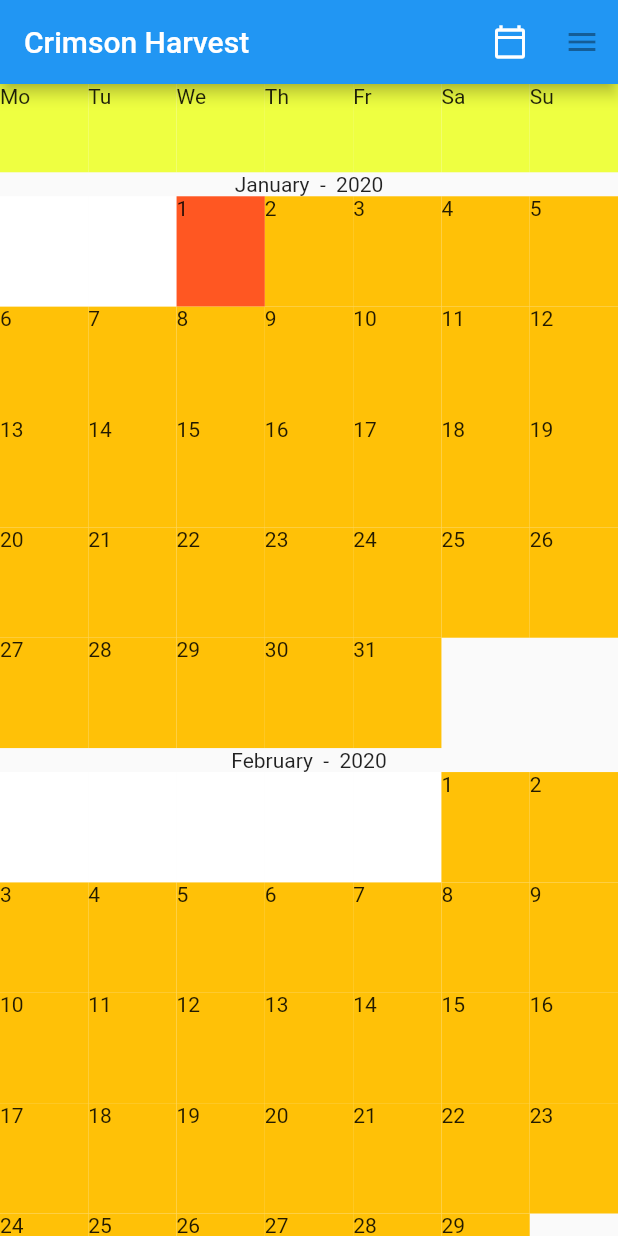
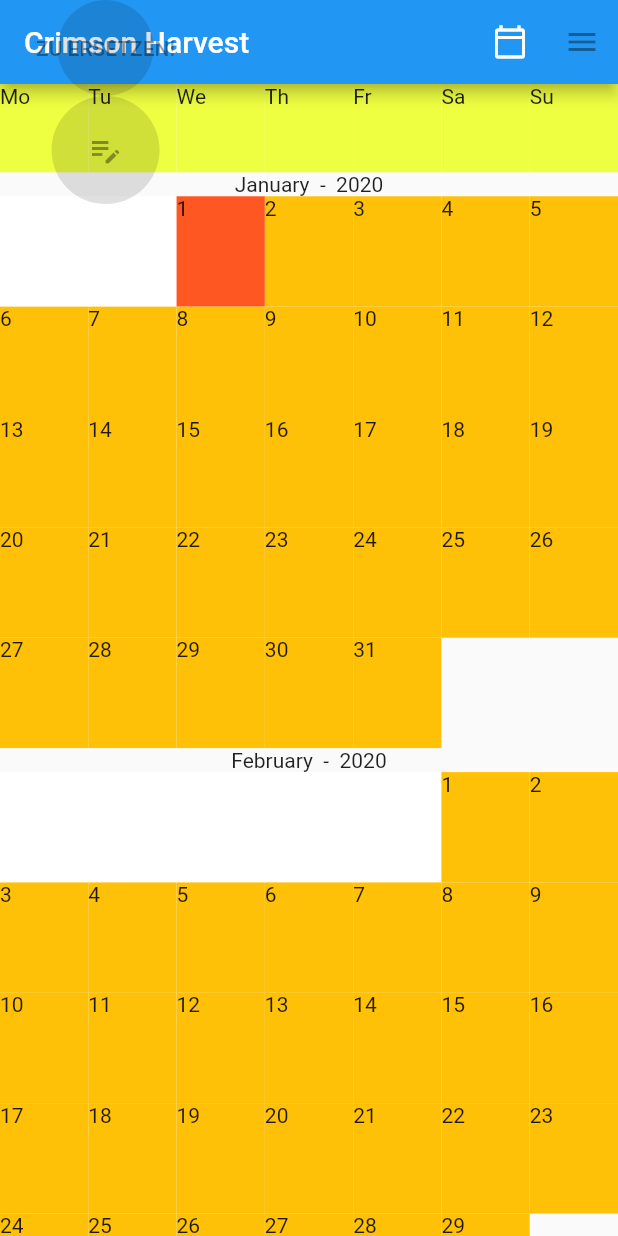
Before and after one commit to RobinRother/Crimson-Harvest, a Flutter app: the screen it shows after launch, after a tap on an icon or button, on a phone screen of 412 x 824 dp. Run offline on Flutter 3.47's test engine with Material 2 defaults, Android fonts, the phone set to English and light mode, and no system bars; drawn by our look-alikes of scrollable_positioned_list; our stand-ins replace hive, hive_flutter; accounts and stored records are empty; generated files the repository leaves out were written again.

Commit message:
add overlay buttons and removal

```diff
--- a/lib/calendar_view_route/day_grid.dart
+++ b/lib/calendar_view_route/day_grid.dart
@@ -2,12 +2,14 @@
 import 'package:provider/provider.dart';
 import '../providers/selected_day_provider.dart';
 import '../non_widget/day.dart';
+import 'package:crimson_harvest/calendar_view_route/day_interaction_overlay.dart';
 
 class DayGrid extends StatelessWidget{
   DayGrid({required Day this.activeDayObject, required this.isGapDay});
   final Day activeDayObject;
   final bool isGapDay;
   static const String routeDetailView = "/detail_view";
+  late OverlayEntry overlayEntry;
 
   bool isCurrentDay(){    // function or variable
     DateTime currentDay = DateTime.now();
@@ -36,6 +38,26 @@
     }
   }
 
+  void _showOverlay(BuildContext context){
+    OverlayState? overlayState = Overlay.of(context);
+    overlayEntry = OverlayEntry(
+      builder: (context) {
+        return Stack(
+          children: [
+            GestureDetector(
+              onTap: () {
+                overlayEntry.remove();
+              },
+              onVerticalDragDown: (context) => overlayEntry.remove(),
+            ),
+            DayInteractionOverlay(),
+          ],
+        );
+      },
+    );
+    overlayState?.insert(overlayEntry);
+  }
+
   @override
   build(BuildContext context){
     return GestureDetector(
@@ -45,7 +67,12 @@
           routeDetailView,
         );
       },
-      onTap: () => context.read<SelectedDayProvider>().changeSelection(activeDayObject),
+      onTap: () {
+        context.read<SelectedDayProvider>().changeSelection(activeDayObject);
+        if(!isGapDay){
+          _showOverlay(context);
+        }
+      },
       child: Container(
         color: chooseColor(context),
         child: isGapDay ? const Text('') : Text(activeDayObject.day.toString()),
--- /dev/null
+++ b/lib/calendar_view_route/day_interaction_overlay.dart
@@ -0,0 +1,29 @@
+import 'package:flutter/material.dart';
+
+class DayInteractionOverlay extends StatelessWidget {
+  @override
+  Widget build(BuildContext context) {
+    return Column(
+      children: [
+        ElevatedButton(
+          child: Text('ZU ERSETZEN!'),
+          onPressed: null,
+          style: ElevatedButton.styleFrom(
+            shape: CircleBorder(),
+            padding: EdgeInsets.all(24),
+          ),
+        ),
+        ElevatedButton(
+          // size of icon
+          child: Icon(Icons.edit_note_outlined),
+          onPressed: null,
+          style: ElevatedButton.styleFrom(
+            shape: CircleBorder(),
+            padding: EdgeInsets.all(24),
+
+          ),
+        ),
+      ],
+    );
+  }
+}
```
